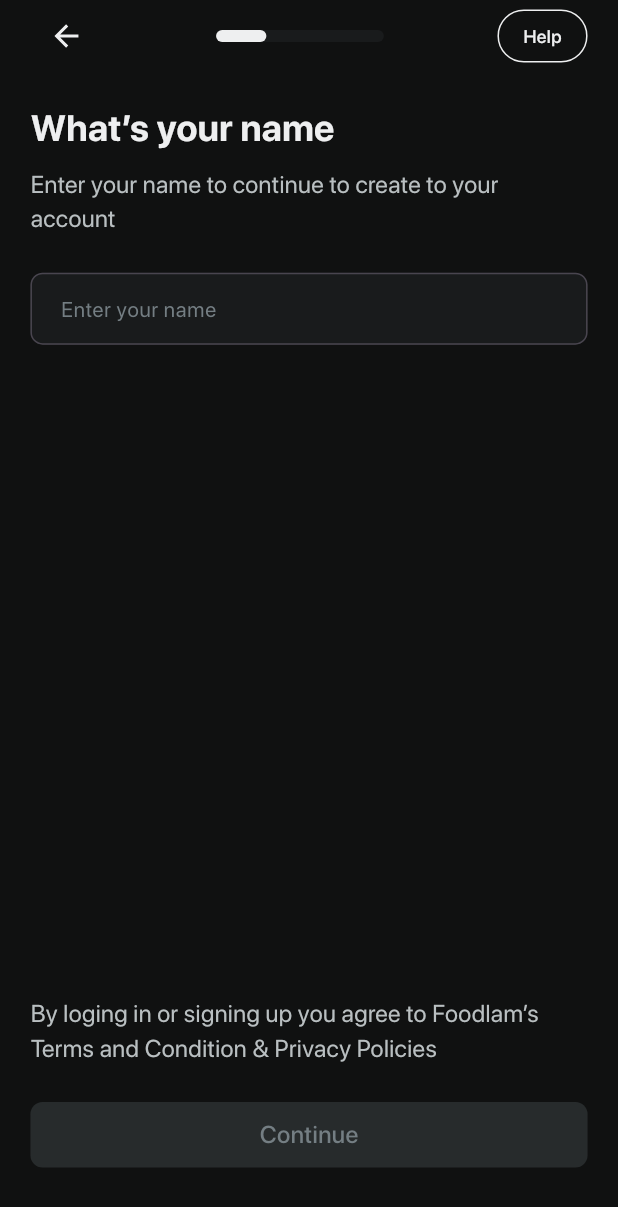
After one commit to timurIsakov/movie_zone, a Flutter app: the SignUpPartOneScreen screen opened directly, on a phone screen of 412 x 824 dp. The commit adds this screen. Shown: the top 1207 px of the screen. Run offline on Flutter 3.47's test engine with Material 3 defaults, Android fonts, the phone set to English and light mode, and no system bars; drawn by our look-alikes of keyboard_dismisser, percent_indicator; our stand-ins replace easy_localization, equatable, firebase_core, flutter_screenutil, flutter_svg, get_it and 1 more; missing offline and left inert: navigator_scope; accounts and stored records are empty; network calls fail.

Commit message:
Adde screens "Sing_up" all part

```diff
--- a/assets/translations/en.json
+++ b/assets/translations/en.json
@@ -43,5 +43,12 @@
   "brands": "Brands",
   "sport": "Sports",
   "featured": "Featured",
-  "mostWatched": "Most Watched"
+  "mostWatched": "Most Watched",
+  "whatsYourName": "What’s your name",
+  "signUpPartOneDescriptionOne": "Enter your name to continue to create to your account",
+  "inputName": "Enter your name",
+  "signUpPartOneDescriptionTwo": "By loging in or signing up you agree to Foodlam’s Terms and Condition & Privacy Policies",
+  "createYourPassword": "Create your password",
+  "signUpPartThreeDescriptionOne": "Create your password to continue to create to your account"
+
 }
--- a/assets/translations/ru.json
+++ b/assets/translations/ru.json
@@ -43,5 +43,12 @@
   "brands": "Brands",
   "sport": "Sports",
   "featured": "Featured",
-  "mostWatched": "Most Watched"
+  "mostWatched": "Most Watched",
+  "whatsYourName": "What’s your name",
+  "signUpPartOneDescriptionOne": "Enter your name to continue to create to your account",
+  "inputName": "Enter your name",
+  "signUpPartOneDescriptionTwo": "By loging in or signing up you agree to Foodlam’s Terms and Condition & Privacy Policies",
+  "createYourPassword": "Create your password",
+  "signUpPartThreeDescriptionOne": "Create your password to continue to create to your account"
+
 }
--- a/lib/application/application.dart
+++ b/lib/application/application.dart
@@ -1,8 +1,7 @@
 import 'package:easy_localization/easy_localization.dart';
 import 'package:flutter/material.dart';
 import 'package:flutter_screenutil/flutter_screenutil.dart';
-
-import '../features/main/presentation/screens/main_screen.dart';
+import 'package:movie_zone/features/main/presentation/screens/main_screen.dart';
 
 class Application extends StatelessWidget {
   const Application({super.key});
--- a/lib/features/auth/presentation/screens/on_boarding_screen.dart
+++ b/lib/features/auth/presentation/screens/on_boarding_screen.dart
@@ -4,6 +4,7 @@ import 'package:flutter_screenutil/flutter_screenutil.dart';
 import 'package:movie_zone/core/utils/animated_navigation.dart';
 import 'package:movie_zone/core/utils/assets.dart';
 import 'package:movie_zone/core/widgets/button_widget.dart';
+import 'package:movie_zone/features/auth/presentation/screens/sign_up_part_one_screen.dart';
 
 import 'sign_in_part_one_screen.dart';
 
@@ -71,7 +72,10 @@ class _OnBoardingScreenState extends State<OnBoardingScreen> {
                   height: 16.h,
                 ),
                 ButtonWidget(
-                  onTap: () {},
+                  onTap: () {
+                    AnimatedNavigation.push(
+                        context: context, page: const SignUpPartOneScreen());
+                  },
                   text: "signUp".tr(),
                   isOutline: true,
                 ),
--- /dev/null
+++ b/lib/features/auth/presentation/screens/sign_up_part_one_screen.dart
@@ -0,0 +1,144 @@
+import 'package:easy_localization/easy_localization.dart';
+import 'package:flutter/material.dart';
+import 'package:flutter_screenutil/flutter_screenutil.dart';
+import 'package:keyboard_dismisser/keyboard_dismisser.dart';
+import 'package:movie_zone/core/utils/animated_navigation.dart';
+import 'package:movie_zone/core/utils/form_validator.dart';
+import 'package:movie_zone/core/widgets/button_widget.dart';
+import 'package:movie_zone/features/auth/presentation/screens/sign_up_part_two_screen.dart';
+
+import '../../../../core/widgets/input_widget.dart';
+import '../widgets/header_progress_bar.dart';
+
+class SignUpPartOneScreen extends StatefulWidget {
+  const SignUpPartOneScreen({Key? key}) : super(key: key);
+
+  @override
+  State<SignUpPartOneScreen> createState() => _SignUpPartOneScreenState();
+}
+
+class _SignUpPartOneScreenState extends State<SignUpPartOneScreen> {
+  late TextEditingController _textEditingController;
+  late GlobalKey<FormState> _formKey;
+  @override
+  void initState() {
+    _initialize();
+    super.initState();
+  }
+
+  _initialize() {
+    _textEditingController = TextEditingController();
+    _formKey = GlobalKey<FormState>();
+  }
+
+  @override
+  void dispose() {
+    _textEditingController.dispose();
+    super.dispose();
+  }
+
+  @override
+  Widget build(BuildContext context) {
+    return KeyboardDismisser(
+      child: Scaffold(
+        body: LayoutBuilder(
+          builder: (context, constraints) {
+            return Form(
+              key: _formKey,
+              autovalidateMode: AutovalidateMode.onUserInteraction,
+              child: SingleChildScrollView(
+                child: ConstrainedBox(
+                  constraints: BoxConstraints(minHeight: constraints.maxHeight),
+                  child: IntrinsicHeight(
+                    child: SafeArea(
+                      child: Padding(
+                        padding: const EdgeInsets.symmetric(horizontal: 20).r,
+                        child: Column(
+                          crossAxisAlignment: CrossAxisAlignment.start,
+                          children: [
+                            HeaderProgressBar(
+                              onTapArrow: () {
+                                Navigator.pop(context);
+                              },
+                              onTapHelp: () {},
+                              percent: 0.3,
+                            ),
+                            SizedBox(
+                              height: 20.h,
+                            ),
+                            Text(
+                              "whatsYourName".tr(),
+                              style: TextStyle(
+                                fontFamily: "SfProDisplay",
+                                fontWeight: FontWeight.w700,
+                                fontSize: 24.sp,
+                                color: const Color(0xffEEEFF0),
+                              ),
+                            ),
+                            SizedBox(
+                              height: 8.h,
+                            ),
+                            Text(
+                              "signUpPartOneDescriptionOne".tr(),
+                              style: TextStyle(
+                                fontFamily: "SfProDisplay",
+                                fontWeight: FontWeight.w400,
+                                fontSize: 16.sp,
+                                color: const Color(0xffB9BFC1),
+                              ),
+                            ),
+                            SizedBox(
+                              height: 24.h,
+                            ),
+                            SizedBox(
+                              child: InputWidget(
+                                text: "inputName".tr(),
+                                controller: _textEditingController,
+                                onChanged: (text) {
+                                  setState(() {});
+                                },
+                                validator: (value) {
+                                  return FormValidator.validateEmail(value);
+                                },
+                              ),
+                            ),
+                            const Spacer(),
+                            Text(
+                              "signUpPartOneDescriptionTwo".tr(),
+                              style: TextStyle(
+                                fontFamily: "SfProDisplay",
+                                fontWeight: FontWeight.w400,
+                                fontSize: 16.sp,
+                                color: const Color(0xffB9BFC1),
+                              ),
+                            ),
+                            SizedBox(
+                              height: 24.h,
+                            ),
+                            ButtonWidget(
+                              text: "continue".tr(),
+                              onTap: () {
+                                AnimatedNavigation.push(
+                                    context: context,
+                                    page: const SignUpPartTwoScreen());
+                              },
+                              isEnabled:
+                                  _formKey.currentState?.validate() ?? false,
+                            ),
+                            SizedBox(
+                              height: 45.h,
+                            ),
+                          ],
+                        ),
+                      ),
+                    ),
+                  ),
+                ),
+              ),
+            );
+          },
+        ),
+      ),
+    );
+  }
+}
```
Also changed, not shown: lib/features/auth/presentation/screens/sign_up_part_three_screen.dart (added, +144 -0 lines), lib/features/auth/presentation/screens/sign_up_part_two_screen.dart (added, +144 -0 lines).
